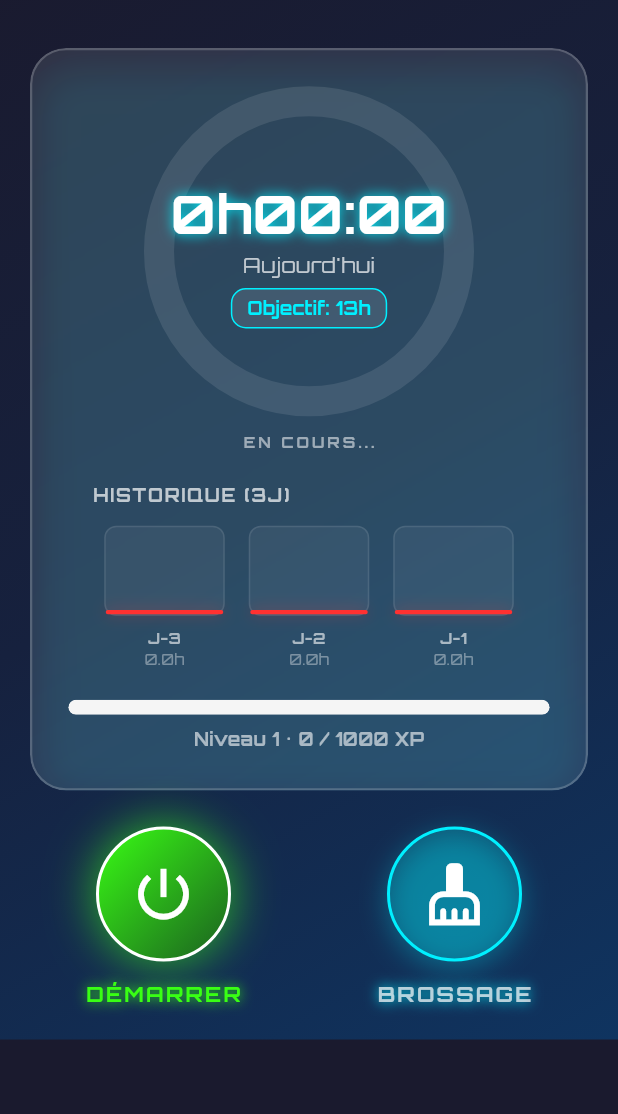
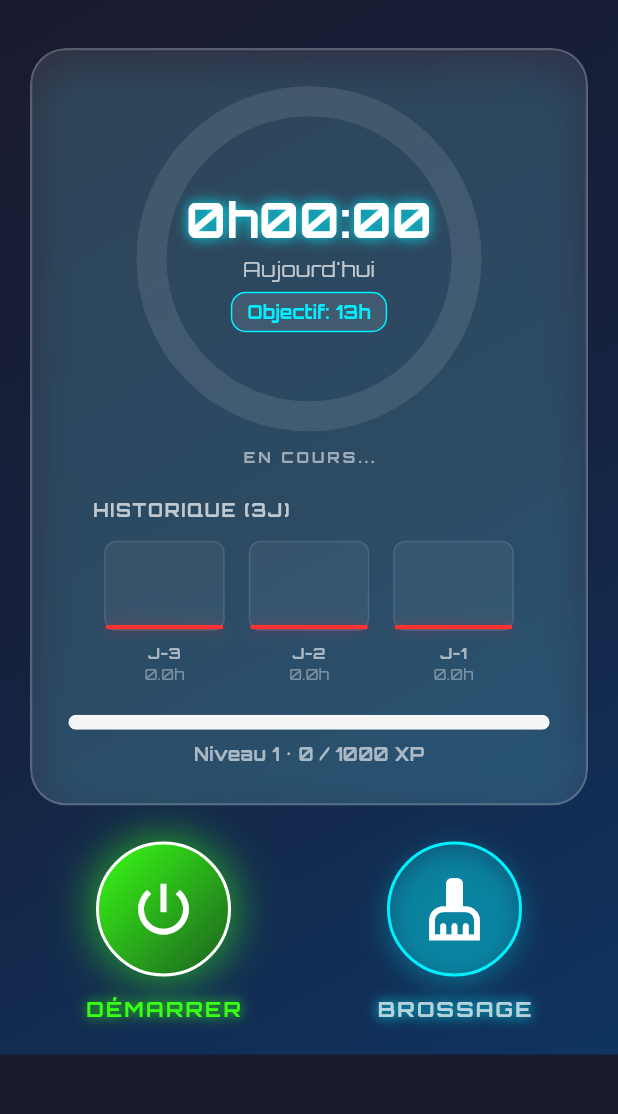
Before and after one commit to dabouse/OrthoQuest, a Flutter app: the HomeScreen screen opened directly, on a phone screen of 412 x 824 dp, the part 66-1180 px from its top. Run offline on Flutter 3.47's test engine with Material 3 defaults, Android fonts, the phone set to English and light mode, and no system bars; drawn by our look-alikes of avatar_glow, percent_indicator; our stand-ins replace audioplayers, confetti, fl_chart, flutter_riverpod, google_fonts, lottie and 4 more; accounts and stored records are empty.

Commit message:
feat: implement initial home screen with brushing progress, session display, and navigation to reports screen.

```diff
--- a/lib/ui/screens/home_screen.dart
+++ b/lib/ui/screens/home_screen.dart
@@ -188,17 +188,21 @@ class HomeScreen extends ConsumerWidget {
 
                         // Jauge circulaire principale
                         CircularPercentIndicator(
-                          radius: 110.0,
+                          radius: 115.0,
                           lineWidth: 20.0,
                           percent: progress,
-                          center: Column(
+                          center: Padding(
+                            padding: const EdgeInsets.all(15.0),
+                            child: Column(
                               mainAxisAlignment: MainAxisAlignment.center,
                               children: [
-                              Text(
+                                FittedBox(
+                                  fit: BoxFit.scaleDown,
+                                  child: Text(
                                     _formatDuration(totalDuration),
                                     style: const TextStyle(
                                       fontWeight: FontWeight.bold,
-                                  fontSize: 36.0,
+                                      fontSize: 32.0,
                                       color: Colors.white,
                                       shadows: [
                                         BoxShadow(
@@ -206,6 +210,7 @@ class HomeScreen extends ConsumerWidget {
                                           blurRadius: 10,
                                         ),
                                       ],
+                                    ),
                                   ),
                                 ),
                                 const Text(
@@ -243,6 +248,7 @@ class HomeScreen extends ConsumerWidget {
                                   ),
                                 ),
                               ],
+                            ),
                           ),
                           progressColor:
                               (totalDuration.inHours >= timerState.dailyGoal)
@@ -415,6 +421,9 @@ class HomeScreen extends ConsumerWidget {
                           children: [
                             GestureDetector(
                               onTap: () {
+                                if (isRunning) {
+                                  _showBrushingWarning(context);
+                                } else {
                                   Navigator.push(
                                     context,
                                     MaterialPageRoute(
@@ -422,20 +431,27 @@ class HomeScreen extends ConsumerWidget {
                                           const BrushingScreen(),
                                     ),
                                   );
+                                }
                               },
-                              child: Container(
+                              child: AnimatedContainer(
+                                duration: const Duration(milliseconds: 300),
                                 width: 90,
                                 height: 90,
                                 decoration: BoxDecoration(
-                                  color: AppTheme.primaryColor.withValues(
+                                  color: isRunning
+                                      ? Colors.white.withValues(alpha: 0.05)
+                                      : AppTheme.primaryColor.withValues(
                                           alpha: 0.2,
                                         ), // Cyan tint
                                   shape: BoxShape.circle,
                                   border: Border.all(
-                                    color: AppTheme.primaryColor,
+                                    color: isRunning
+                                        ? Colors.white24
+                                        : AppTheme.primaryColor,
                                     width: 2,
                                   ), // Solid border
                                   boxShadow: [
+                                    if (!isRunning)
                                       BoxShadow(
                                         color: AppTheme.primaryColor.withValues(
                                           alpha: 0.3,
@@ -445,24 +461,28 @@ class HomeScreen extends ConsumerWidget {
                                       ),
                                   ],
                                 ),
-                                child: const Icon(
+                                child: Icon(
                                   Icons.cleaning_services,
                                   size: 45,
-                                  color: Colors
-                                      .white, // White icon for max contrast
+                                  color: isRunning
+                                      ? Colors.white24
+                                      : Colors.white,
                                 ),
                               ),
                             ),
                             const SizedBox(height: 12),
-                            const Text(
+                            Text(
                               "BROSSAGE",
                               style: TextStyle(
                                 fontWeight: FontWeight.bold,
                                 fontSize: 14,
                                 letterSpacing: 1.5,
-                                color: Colors.white70,
+                                color: isRunning
+                                    ? Colors.white24
+                                    : Colors.white70,
                                 shadows: [
-                                  BoxShadow(
+                                  if (!isRunning)
+                                    const BoxShadow(
                                       color: AppTheme.primaryColor,
                                       blurRadius: 10,
                                     ),
@@ -782,4 +802,22 @@ class HomeScreen extends ConsumerWidget {
       ),
     );
   }
+
+  void _showBrushingWarning(BuildContext context) {
+    showDialog(
+      context: context,
+      builder: (context) => AlertDialog(
+        title: const Text("Appareil porté !"),
+        content: const Text(
+          "Tu ne peux pas te brosser les dents avec ton appareil. 😉\n\nArrête d'abord ton suivi de port pour lancer le brossage !",
+        ),
+        actions: [
+          TextButton(
+            onPressed: () => Navigator.pop(context),
+            child: const Text("Compris !"),
+          ),
+        ],
+      ),
+    );
   }
+}
```
Also changed, not shown: lib/ui/screens/reports_screen.dart (+48 -23 lines), flutter_20.png (added). Lines whose indentation alone changed are shown as unchanged.
